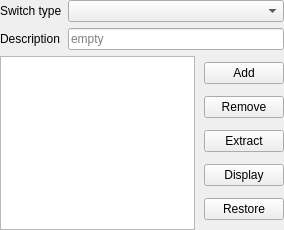
This is gui/picturepreviewselection.ui in Martchus/tageditor as Qt 5 draws it before an edit. The edited form follows.
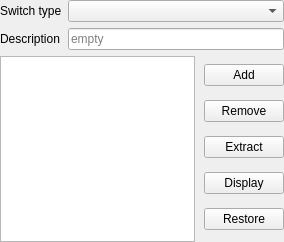
This is the edited form. Custom widgets are drawn as their Qt base class.

What changed in the file:
```diff
--- a/gui/picturepreviewselection.ui
+++ b/gui/picturepreviewselection.ui
@@ -7,7 +7,7 @@
     <x>0</x>
     <y>0</y>
     <width>284</width>
-    <height>230</height>
+    <height>242</height>
    </rect>
   </property>
   <property name="windowTitle">
```
Left out of the diff: 3 changed lines with no effect on the pictures.
